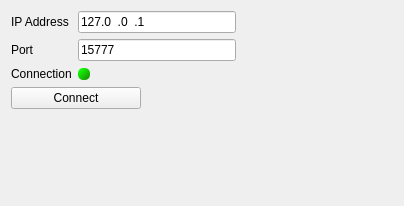
Above: client/src/windows/connect_window.ui from lPrimemaster/DCScan-GUI before the change. Below: the same form after it.
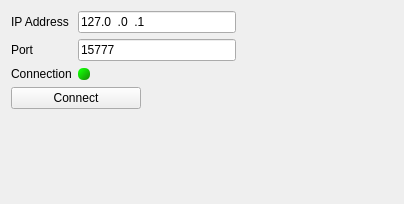
That is the form after the change. Custom widgets are drawn as their Qt base class.

The edit to the form file:
```diff
--- a/client/src/windows/connect_window.ui
+++ b/client/src/windows/connect_window.ui
@@ -7,7 +7,7 @@
     <x>0</x>
     <y>0</y>
     <width>404</width>
-    <height>206</height>
+    <height>204</height>
    </rect>
   </property>
   <property name="windowTitle">
```
